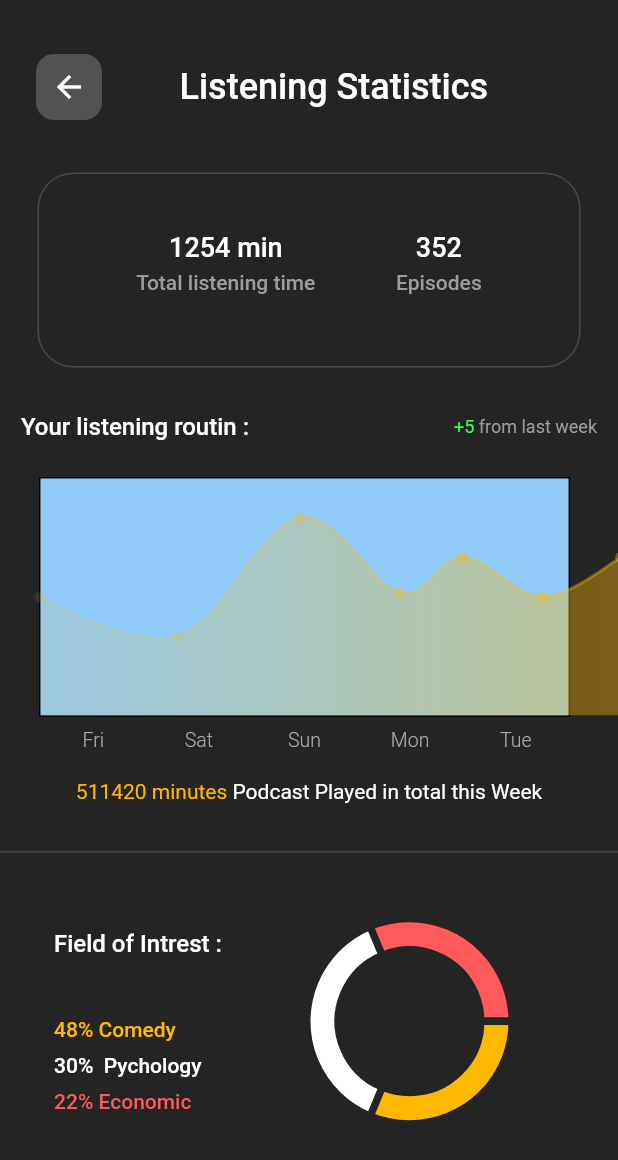
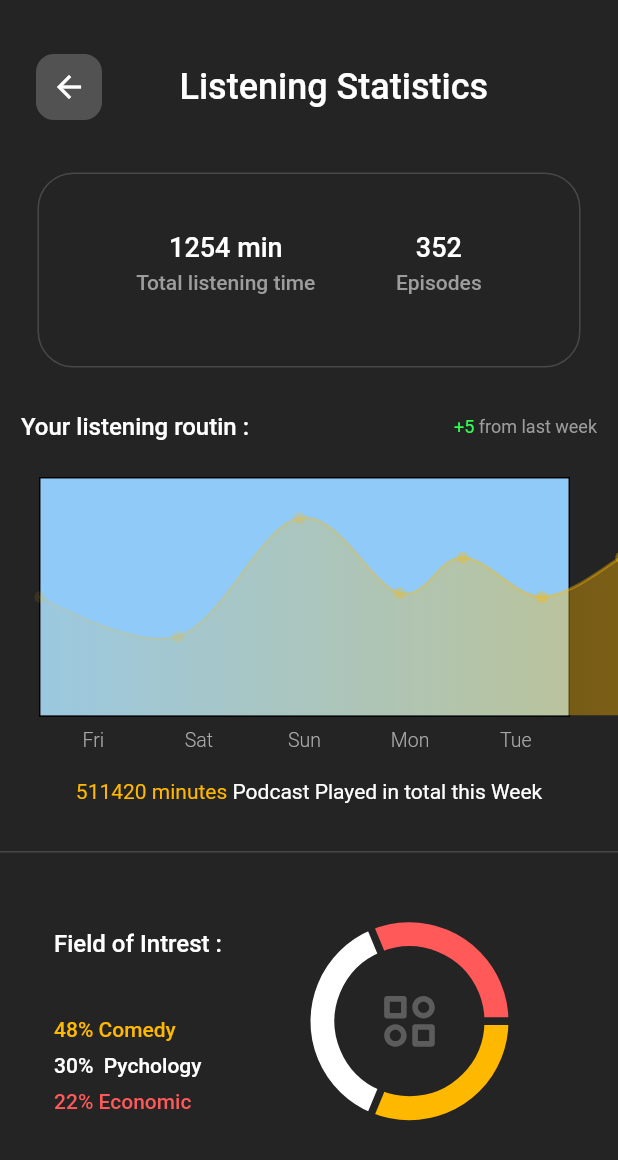
Before and after one commit to M4RZB4Ni/Castalk, a Flutter app: the screen it shows after launch, on a phone screen of 412 x 824 dp. Shown: the top 1160 px of the screen. Run offline on Flutter 3.47's test engine with Material 2 defaults, Android fonts, the phone set to English and light mode, and no system bars; drawn by our look-alikes of fl_chart; our stand-ins replace blur, dotted_border, expandable, flutter_svg, flutter_tags, modal_bottom_sheet and 2 more; missing offline and left inert: multi_select_item, music_slider.

Commit message:
listening_statistics.dart ui chart center icon added

```diff
--- a/lib/view/profile/listening_statistics.dart
+++ b/lib/view/profile/listening_statistics.dart
@@ -1,6 +1,7 @@
 import 'package:fl_chart/fl_chart.dart';
 import 'package:flutter/cupertino.dart';
 import 'package:flutter/material.dart';
+import 'package:flutter_svg/flutter_svg.dart';
 import '../../style.dart';
 
 class ListeningStatistics extends StatefulWidget{
@@ -144,6 +145,7 @@ class ListeningStatisticsState extends State<ListeningStatistics>{
                 height: 144,
                 color: Style.background,
                 child: Stack(children: [
+                  Center(child: SvgPicture.asset(svgPath+"chartcenter.svg")),
                   PieChart(
                     PieChartData(
                         sectionsSpace: 5,
```
